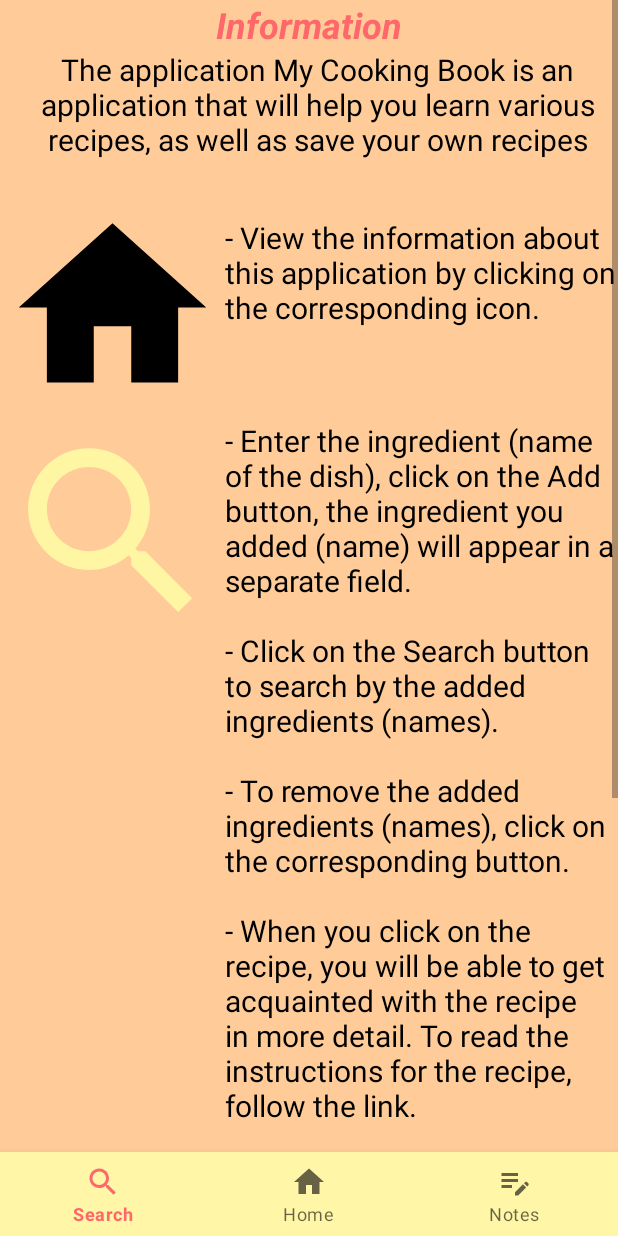
After one commit to gorohovIlya/App_Cooking_Book, an Android app: the fragment InfoFragment placed in its activity, on a phone screen of 412 x 824 dp. The commit adds this screen. Run offline under Robolectric (Android 15) with nearby library versions, the phone set to English and light mode, and no system bars; our stand-ins replace Picasso; pictures from the network do not load.

Commit message:
created InfoFragment

```diff
--- a/app/src/main/AndroidManifest.xml
+++ b/app/src/main/AndroidManifest.xml
@@ -15,7 +15,8 @@
         tools:targetApi="31">
         <activity
             android:name=".feature.main_activity.MainActivity"
-            android:exported="true">
+            android:exported="true"
+            android:screenOrientation="portrait">
             <intent-filter>
                 <action android:name="android.intent.action.MAIN" />
 
--- a/app/src/main/java/com/example/my_cooking_book/data/repository/RecipesRepository.java
+++ b/app/src/main/java/com/example/my_cooking_book/data/repository/RecipesRepository.java
@@ -12,6 +12,6 @@ public class RecipesRepository {
 
     public static Call<RecipeResponse> getRecipes(String ingredient) {
         Log.i("MyLog", "getRecipes в RecipesRepository");
-        return RecipesApiService.getInstance().getRecipes("public", ingredient, RetrofitService.APP_ID, RetrofitService.APP_KEY);
+        return RecipesApiService.getInstance().getRecipes(ingredient, RetrofitService.APP_ID, RetrofitService.APP_KEY, 100);
     }
 }
--- /dev/null
+++ b/app/src/main/java/com/example/my_cooking_book/feature/home/InfoFragment.java
@@ -0,0 +1,28 @@
+package com.example.my_cooking_book.feature.home;
+
+import android.os.Bundle;
+import android.view.LayoutInflater;
+import android.view.View;
+import android.view.ViewGroup;
+
+import androidx.annotation.NonNull;
+import androidx.annotation.Nullable;
+import androidx.fragment.app.Fragment;
+
+import com.example.my_cooking_book.databinding.FragmentInfoBinding;
+
+public class InfoFragment extends Fragment {
+
+    private FragmentInfoBinding binding;
+
+    @Nullable
+    @Override
+    public View onCreateView(@NonNull LayoutInflater inflater, @Nullable ViewGroup container, @Nullable Bundle savedInstanceState) {
+        binding = FragmentInfoBinding.inflate(inflater, container, false);
+        View v = binding.getRoot();
+
+
+
+        return v;
+    }
+}
--- /dev/null
+++ b/app/src/main/res/layout/fragment_info.xml
@@ -0,0 +1,113 @@
+<?xml version="1.0" encoding="utf-8"?>
+<ScrollView xmlns:android="http://schemas.android.com/apk/res/android"
+    android:layout_width="match_parent"
+    android:layout_height="match_parent"
+    xmlns:app="http://schemas.android.com/apk/res-auto"
+    android:background="@color/beige">
+    <androidx.constraintlayout.widget.ConstraintLayout
+        android:layout_width="match_parent"
+        android:layout_height="wrap_content">
+        <TextView
+            android:layout_width="wrap_content"
+            android:layout_height="wrap_content"
+            android:id="@+id/title_info_text"
+            app:layout_constraintTop_toTopOf="parent"
+            app:layout_constraintStart_toStartOf="parent"
+            app:layout_constraintEnd_toEndOf="parent"
+            android:text="@string/information_text"
+            android:textStyle="bold|italic"
+            android:textSize="24sp"
+            android:textColor="@color/red"/>
+        <TextView
+            android:layout_width="wrap_content"
+            android:layout_height="wrap_content"
+            android:id="@+id/desc_info_text"
+            android:layout_marginStart="10dp"
+            android:gravity="center"
+            app:layout_constraintTop_toBottomOf="@+id/title_info_text"
+            app:layout_constraintStart_toStartOf="@+id/title_info_text"
+            app:layout_constraintEnd_toEndOf="@+id/title_info_text"
+            android:text="@string/desc_info"
+            android:textSize="20sp"
+            android:textColor="@color/black"/>
+        <LinearLayout
+            android:layout_width="match_parent"
+            android:layout_height="wrap_content"
+            android:id="@+id/linear_home"
+            app:layout_constraintTop_toBottomOf="@+id/desc_info_text"
+            app:layout_constraintStart_toStartOf="parent"
+            app:layout_constraintEnd_toEndOf="parent"
+            android:orientation="horizontal">
+            <ImageView
+                android:layout_width="150dp"
+                android:layout_height="150dp"
+                android:id="@+id/image_home"
+                android:src="@drawable/ic_baseline_home_24" />
+
+            <TextView
+                android:layout_width="wrap_content"
+                android:layout_height="wrap_content"
+                android:text="@string/info_home"
+                android:textSize="20sp"
+                android:layout_gravity="center"
+                android:textColor="@color/black"/>
+        </LinearLayout>
+        <LinearLayout
+            android:layout_width="match_parent"
+            android:layout_height="wrap_content"
+            android:id="@+id/linear_search"
+            app:layout_constraintTop_toBottomOf="@+id/linear_home"
+            app:layout_constraintStart_toStartOf="parent"
+            app:layout_constraintEnd_toEndOf="parent"
+            android:orientation="horizontal">
+            <ImageView
+                android:layout_width="150dp"
+                android:layout_height="150dp"
+                android:id="@+id/image_search"
+                android:src="@drawable/ic_baseline_search_24" />
+
+            <TextView
+                android:layout_width="wrap_content"
+                android:layout_height="wrap_content"
+                android:text="@string/info_search"
+                android:textSize="20sp"
+                android:layout_gravity="center"
+                android:textColor="@color/black"/>
+        </LinearLayout>
+        <LinearLayout
+            android:layout_width="match_parent"
+            android:layout_height="wrap_content"
+            android:id="@+id/linear_notes"
+            app:layout_constraintTop_toBottomOf="@+id/linear_search"
+            app:layout_constraintStart_toStartOf="parent"
+            app:layout_constraintEnd_toEndOf="parent"
+            android:orientation="horizontal">
+            <ImageView
+                android:layout_width="150dp"
+                android:layout_height="150dp"
+                android:id="@+id/image_notes"
+                android:src="@drawable/ic_baseline_edit_note_24" />
+
+            <TextView
+                android:layout_width="wrap_content"
+                android:layout_height="wrap_content"
+                android:text="@string/info_notes"
+                android:textSize="20sp"
+                android:layout_gravity="center"
+                android:textColor="@color/black"/>
+        </LinearLayout>
+        <TextView
+            android:layout_width="wrap_content"
+            android:layout_height="wrap_content"
+            android:id="@+id/develop_info_text"
+            android:layout_marginStart="10dp"
+            android:gravity="center"
+            app:layout_constraintTop_toBottomOf="@+id/linear_notes"
+            app:layout_constraintStart_toStartOf="parent"
+            app:layout_constraintEnd_toEndOf="parent"
+            android:text="@string/develop_info"
+            android:textSize="20sp"
+            android:textColor="@color/black"/>
+
+    </androidx.constraintlayout.widget.ConstraintLayout>
+</ScrollView>
--- a/app/src/main/res/values/strings.xml
+++ b/app/src/main/res/values/strings.xml
@@ -17,4 +17,10 @@
     <string name="adding_a_recipe">ADDING A RECIPE</string>
     <string name="btn_search">Search</string>
     <string name="btn_add">Add</string>
+    <string name="information_text">Information</string>
+    <string name="info_home">- View the information about this application by clicking on the corresponding icon.\n\n</string>
+    <string name="info_search">- Enter the ingredient (name of the dish), click on the "Add" button, the ingredient you added (name) will appear in a separate field.\n\n- Click on the "Search" button to search by the added ingredients (names).\n\n- To remove the added ingredients (names), click on the corresponding button.\n\n- When you click on the recipe, you will be able to get acquainted with the recipe in more detail. To read the instructions for the recipe, follow the link.\n\n</string>
+    <string name="info_notes">- You will be presented with a list of notes (recipes).\n\n- To view the note, click on the corresponding note.\n\n- By clicking on the "Create new recipe" button, create a note by filling in the fields.\n\n</string>
+    <string name="desc_info">  The application "My Cooking Book" is an application that will help you learn various recipes, as well as save your own recipes\n</string>
+    <string name="develop_info">  Developed by Michail Deshin and Ilya Gorohov\n</string>
 </resources>
```
Also changed, not shown: app/src/main/java/com/example/my_cooking_book/data/parse/recipes/api/RecipesApi.java (+5 -5 lines), app/src/main/java/com/example/my_cooking_book/feature/home/HomeFragment.java (+22 -2 lines), app/src/main/java/com/example/my_cooking_book/feature/search_recipe/SearchFragment.java (+32 -15 lines), app/src/main/res/layout/fragment_home.xml (+26 -12 lines), app/src/main/res/layout/fragment_search.xml (+26 -2 lines), app/src/main/res/drawable-v24/arrow_back.png (deleted), app/src/main/res/drawable-v24/my_cookbook.jpg (added), app/src/main/res/drawable/arrow_back.png (added), app/src/main/res/drawable/background_food.png (deleted), app/src/main/res/drawable/delete_icon.png (added), app/src/main/res/drawable/info_icon.png (added).
